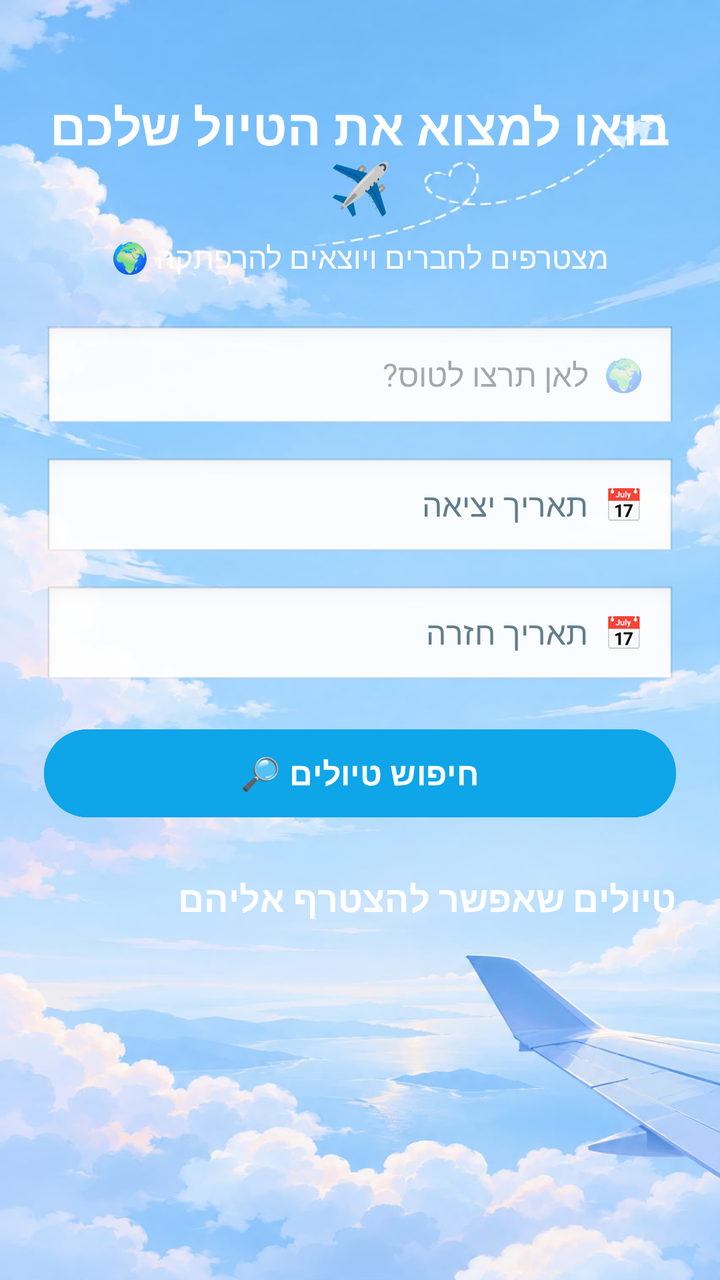
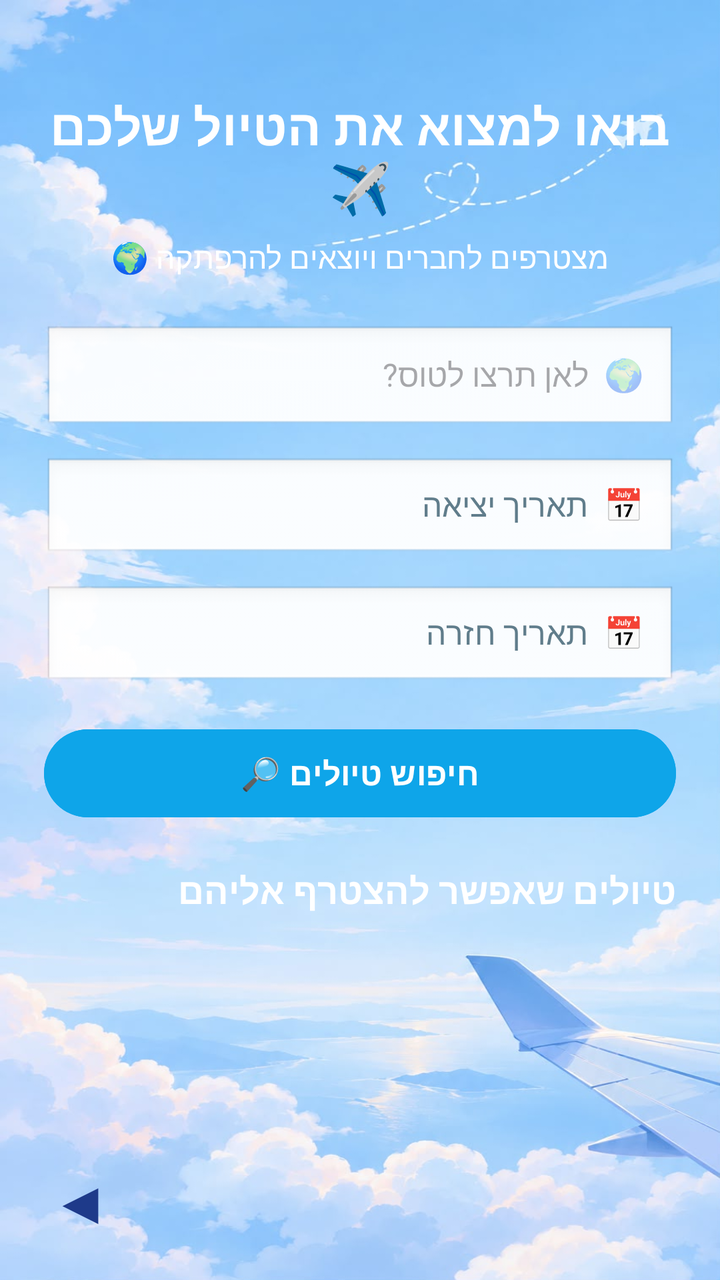

Before-and-after screenshots of an Android layout around one commit, followed by the original layout XML and the change that was made.
<!-- AndroidManifest.xml: application theme Theme.SyncIt1 -->
<!-- res/layout/activity_join_trip.xml -->
<?xml version="1.0" encoding="utf-8"?>
<androidx.constraintlayout.widget.ConstraintLayout
    xmlns:android="http://schemas.android.com/apk/res/android"
    xmlns:app="http://schemas.android.com/apk/res-auto"
    xmlns:tools="http://schemas.android.com/tools"
    android:id="@+id/main"
    android:layout_width="match_parent"
    android:layout_height="match_parent"
    android:background="@drawable/joinp"
    android:layoutDirection="rtl"
    tools:context=".JoinTripActivity">

    <ScrollView
        android:layout_width="0dp"
        android:layout_height="0dp"
        android:fillViewport="true"
        android:padding="22dp"
        app:layout_constraintTop_toTopOf="parent"
        app:layout_constraintBottom_toBottomOf="parent"
        app:layout_constraintStart_toStartOf="parent"
        app:layout_constraintEnd_toEndOf="parent">

        <LinearLayout
            android:layout_width="match_parent"
            android:layout_height="wrap_content"
            android:orientation="vertical">

            <TextView
                android:id="@+id/tvJoinTitle"
                android:layout_width="match_parent"
                android:layout_height="wrap_content"
                android:layout_marginTop="24dp"
                android:layout_marginBottom="8dp"
                android:gravity="center"
                android:text="בואו למצוא את הטיול שלכם ✈️"
                android:textColor="#FFFFFF"
                android:textSize="25sp"
                android:textStyle="bold" />

            <TextView
                android:layout_width="match_parent"
                android:layout_height="wrap_content"
                android:layout_marginBottom="24dp"
                android:gravity="center"
                android:text="מצטרפים לחברים ויוצאים להרפתקה 🌍"
                android:textColor="#FFFFFF"
                android:textSize="15sp" />

            <EditText
                android:id="@+id/etDestinationSearch"
                android:layout_width="match_parent"
                android:layout_height="54dp"
                android:layout_marginBottom="12dp"
                android:background="@android:drawable/edit_text"
                android:hint="🌍  לאן תרצו לטוס?"
                android:inputType="textCapSentences"
                android:singleLine="true"
                android:paddingStart="16dp"
                android:paddingEnd="16dp"
                android:textSize="16sp" />

            <TextView
                android:id="@+id/tvSearchStartDate"
                android:layout_width="match_parent"
                android:layout_height="52dp"
                android:layout_marginBottom="12dp"
                android:background="@android:drawable/edit_text"
                android:clickable="true"
                android:focusable="true"
                android:gravity="center_vertical"
                android:paddingStart="16dp"
                android:paddingEnd="16dp"
                android:text="📅  תאריך יציאה"
                android:textColor="#607D8B"
                android:textSize="16sp" />

            <TextView
                android:id="@+id/tvSearchEndDate"
                android:layout_width="match_parent"
                android:layout_height="52dp"
                android:layout_marginBottom="16dp"
                android:background="@android:drawable/edit_text"
                android:clickable="true"
                android:focusable="true"
                android:gravity="center_vertical"
                android:paddingStart="16dp"
                android:paddingEnd="16dp"
                android:text="📅  תאריך חזרה"
                android:textColor="#607D8B"
                android:textSize="16sp" />

            <Button
                android:id="@+id/btnSearchGroups"
                android:layout_width="match_parent"
                android:layout_height="52dp"
                android:layout_marginBottom="24dp"
                android:backgroundTint="#0EA5E9"
                android:text="חיפוש טיולים 🔎"
                android:textColor="#FFFFFF"
                android:textSize="16sp"
                android:textStyle="bold" />

            <TextView
                android:layout_width="match_parent"
                android:layout_height="wrap_content"
                android:layout_marginBottom="12dp"
                android:text="טיולים שאפשר להצטרף אליהם"
                android:textColor="#FFFFFF"
                android:textSize="18sp"
                android:textStyle="bold" />

            <TextView
                android:id="@+id/tvNoGroups"
                android:layout_width="match_parent"
                android:layout_height="wrap_content"
                android:gravity="center"
                android:padding="20dp"
                android:text="עדיין אין טיולים מתאימים 🌤️"
                android:textColor="#FFFFFF"
                android:textSize="15sp"
                android:visibility="gone" />

            <androidx.recyclerview.widget.RecyclerView
                android:id="@+id/rvGroups"
                android:layout_width="match_parent"
                android:layout_height="wrap_content"
                android:nestedScrollingEnabled="false"
                android:clipToPadding="false"
                android:paddingBottom="24dp"
                tools:listitem="@null" />

        </LinearLayout>

    </ScrollView>

</androidx.constraintlayout.widget.ConstraintLayout>
<!-- resources referenced by this layout -->
<resources>
  <!-- drawable joinp: jpeg bitmap (drawable, 79687 bytes) -->
  <style name="Theme.SyncIt1" parent="Base.Theme.SyncIt1" />
  <style name="Base.Theme.SyncIt1" parent="Theme.Material3.DayNight.NoActionBar">
          
          
      </style>
</resources>

<!-- the commit's change to res/layout/activity_join_trip.xml (unified diff, before → after) -->
@@ -10,127 +10,228 @@
     android:layoutDirection="rtl"
     tools:context=".JoinTripActivity">
 
-    <ScrollView
+    
+    <LinearLayout
+        android:id="@+id/searchSection"
+        android:layout_width="0dp"
+        android:layout_height="wrap_content"
+        android:orientation="vertical"
+        android:paddingStart="22dp"
+        android:paddingEnd="22dp"
+        android:paddingTop="22dp"
+        app:layout_constraintTop_toTopOf="parent"
+        app:layout_constraintStart_toStartOf="parent"
+        app:layout_constraintEnd_toEndOf="parent">
+
+        <TextView
+            android:id="@+id/tvJoinTitle"
+            android:layout_width="match_parent"
+            android:layout_height="wrap_content"
+            android:layout_marginTop="24dp"
+            android:layout_marginBottom="8dp"
+            android:gravity="center"
+            android:text="בואו למצוא את הטיול שלכם ✈️"
+            android:textColor="#FFFFFF"
+            android:textSize="25sp"
+            android:textStyle="bold" />
+
+        <TextView
+            android:layout_width="match_parent"
+            android:layout_height="wrap_content"
+            android:layout_marginBottom="24dp"
+            android:gravity="center"
+            android:text="מצטרפים לחברים ויוצאים להרפתקה 🌍"
+            android:textColor="#FFFFFF"
+            android:textSize="15sp" />
+
+        <EditText
+            android:id="@+id/etDestinationSearch"
+            android:layout_width="match_parent"
+            android:layout_height="54dp"
+            android:layout_marginBottom="12dp"
+            android:background="@android:drawable/edit_text"
+            android:hint="🌍  לאן תרצו לטוס?"
+            android:inputType="textCapSentences"
+            android:paddingStart="16dp"
+            android:paddingEnd="16dp"
+            android:singleLine="true"
+            android:textSize="16sp" />
+
+        <TextView
+            android:id="@+id/tvSearchStartDate"
+            android:layout_width="match_parent"
+            android:layout_height="52dp"
+            android:layout_marginBottom="12dp"
+            android:background="@android:drawable/edit_text"
+            android:clickable="true"
+            android:focusable="true"
+            android:gravity="center_vertical"
+            android:paddingStart="16dp"
+            android:paddingEnd="16dp"
+            android:text="📅  תאריך יציאה"
+            android:textColor="#607D8B"
+            android:textSize="16sp" />
+
+        <TextView
+            android:id="@+id/tvSearchEndDate"
+            android:layout_width="match_parent"
+            android:layout_height="52dp"
+            android:layout_marginBottom="16dp"
+            android:background="@android:drawable/edit_text"
+            android:clickable="true"
+            android:focusable="true"
+            android:gravity="center_vertical"
+            android:paddingStart="16dp"
+            android:paddingEnd="16dp"
+            android:text="📅  תאריך חזרה"
+            android:textColor="#607D8B"
+            android:textSize="16sp" />
+
+        <Button
+            android:id="@+id/btnSearchGroups"
+            android:layout_width="match_parent"
+            android:layout_height="52dp"
+            android:layout_marginBottom="20dp"
+            android:backgroundTint="#0EA5E9"
+            android:text="חיפוש טיולים 🔎"
+            android:textColor="#FFFFFF"
+            android:textSize="16sp"
+            android:textStyle="bold" />
+
+        <TextView
+            android:layout_width="match_parent"
+            android:layout_height="wrap_content"
+            android:layout_marginBottom="12dp"
+            android:text="טיולים שאפשר להצטרף אליהם"
+            android:textColor="#FFFFFF"
+            android:textSize="18sp"
+            android:textStyle="bold" />
+
+    </LinearLayout>
+
+    
+    <androidx.recyclerview.widget.RecyclerView
+        android:id="@+id/rvGroups"
         android:layout_width="0dp"
         android:layout_height="0dp"
-        android:fillViewport="true"
-        android:padding="22dp"
-        app:layout_constraintTop_toTopOf="parent"
-        app:layout_constraintBottom_toBottomOf="parent"
+        android:clipToPadding="false"
+        android:paddingStart="22dp"
+        android:paddingEnd="22dp"
+        android:paddingBottom="24dp"
+        android:scrollbars="vertical"
+        app:layout_constraintTop_toBottomOf="@id/searchSection"
+        app:layout_constraintBottom_toTopOf="@id/btnBack"
         app:layout_constraintStart_toStartOf="parent"
-        app:layout_constraintEnd_toEndOf="parent">
-
-        <LinearLayout
-            android:layout_width="match_parent"
-            android:layout_height="wrap_content"
-            android:orientation="vertical">
-
-            <TextView
-                android:id="@+id/tvJoinTitle"
-                android:layout_width="match_parent"
-                android:layout_height="wrap_content"
-                android:layout_marginTop="24dp"
-                android:layout_marginBottom="8dp"
-                android:gravity="center"
-                android:text="בואו למצוא את הטיול שלכם ✈️"
-                android:textColor="#FFFFFF"
-                android:textSize="25sp"
-                android:textStyle="bold" />
-
-            <TextView
-                android:layout_width="match_parent"
-                android:layout_height="wrap_content"
-                android:layout_marginBottom="24dp"
-                android:gravity="center"
-                android:text="מצטרפים לחברים ויוצאים להרפתקה 🌍"
-                android:textColor="#FFFFFF"
-                android:textSize="15sp" />
-
-            <EditText
-                android:id="@+id/etDestinationSearch"
-                android:layout_width="match_parent"
-                android:layout_height="54dp"
-                android:layout_marginBottom="12dp"
-                android:background="@android:drawable/edit_text"
-                android:hint="🌍  לאן תרצו לטוס?"
-                android:inputType="textCapSentences"
-                android:singleLine="true"
-                android:paddingStart="16dp"
-                android:paddingEnd="16dp"
-                android:textSize="16sp" />
-
-            <TextView
-                android:id="@+id/tvSearchStartDate"
-                android:layout_width="match_parent"
-                android:layout_height="52dp"
-                android:layout_marginBottom="12dp"
-                android:background="@android:drawable/edit_text"
-                android:clickable="true"
-                android:focusable="true"
-                android:gravity="center_vertical"
-                android:paddingStart="16dp"
-                android:paddingEnd="16dp"
-                android:text="📅  תאריך יציאה"
-                android:textColor="#607D8B"
-                android:textSize="16sp" />
-
-            <TextView
-                android:id="@+id/tvSearchEndDate"
-                android:layout_width="match_parent"
-                android:layout_height="52dp"
-                android:layout_marginBottom="16dp"
-                android:background="@android:drawable/edit_text"
-                android:clickable="true"
-                android:focusable="true"
-                android:gravity="center_vertical"
-                android:paddingStart="16dp"
-                android:paddingEnd="16dp"
-                android:text="📅  תאריך חזרה"
-                android:textColor="#607D8B"
-                android:textSize="16sp" />
-
-            <Button
-                android:id="@+id/btnSearchGroups"
-                android:layout_width="match_parent"
-                android:layout_height="52dp"
-                android:layout_marginBottom="24dp"
-                android:backgroundTint="#0EA5E9"
-                android:text="חיפוש טיולים 🔎"
-                android:textColor="#FFFFFF"
-                android:textSize="16sp"
-                android:textStyle="bold" />
-
-            <TextView
-                android:layout_width="match_parent"
-                android:layout_height="wrap_content"
-                android:layout_marginBottom="12dp"
-                android:text="טיולים שאפשר להצטרף אליהם"
-                android:textColor="#FFFFFF"
-                android:textSize="18sp"
-                android:textStyle="bold" />
-
-            <TextView
-                android:id="@+id/tvNoGroups"
-                android:layout_width="match_parent"
-                android:layout_height="wrap_content"
-                android:gravity="center"
-                android:padding="20dp"
-                android:text="עדיין אין טיולים מתאימים 🌤️"
-                android:textColor="#FFFFFF"
-                android:textSize="15sp"
-                android:visibility="gone" />
-
-            <androidx.recyclerview.widget.RecyclerView
-                android:id="@+id/rvGroups"
-                android:layout_width="match_parent"
-                android:layout_height="wrap_content"
-                android:nestedScrollingEnabled="false"
-                android:clipToPadding="false"
-                android:paddingBottom="24dp"
-                tools:listitem="@null" />
-
-        </LinearLayout>
-
-    </ScrollView>
+        app:layout_constraintEnd_toEndOf="parent"
+        tools:listitem="@layout/item_group" />
+
+    
+    <TextView
+        android:id="@+id/tvNoGroups"
+        android:layout_width="0dp"
+        android:layout_height="wrap_content"
+        android:gravity="center"
+        android:padding="20dp"
+        android:text="עדיין אין טיולים מתאימים 🌤️"
+        android:textColor="#FFFFFF"
+        android:textSize="15sp"
+        android:visibility="gone"
+        app:layout_constraintTop_toTopOf="@id/rvGroups"
+        app:layout_constraintBottom_toBottomOf="@id/rvGroups"
+        app:layout_constraintStart_toStartOf="@id/rvGroups"
+        app:layout_constraintEnd_toEndOf="@id/rvGroups" />
+
+    
+    <TextView
+        android:id="@+id/btnBack"
+        android:layout_width="50dp"
+        android:layout_height="50dp"
+        android:layout_marginLeft="15dp"
+        android:layout_marginBottom="15dp"
+        android:gravity="center"
+        android:text="◀"
+        android:textColor="#1E3A8A"
+        android:textSize="30sp"
+        android:clickable="true"
+        android:focusable="true"
+        app:layout_constraintLeft_toLeftOf="parent"
+        app:layout_constraintBottom_toBottomOf="parent" />
 
 </androidx.constraintlayout.widget.ConstraintLayout>
+<!-- res/layout/item_group.xml (included above) -->
+<?xml version="1.0" encoding="utf-8"?>
+<androidx.cardview.widget.CardView
+    xmlns:android="http://schemas.android.com/apk/res/android"
+    xmlns:app="http://schemas.android.com/apk/res-auto"
+    android:layout_width="match_parent"
+    android:layout_height="wrap_content"
+    android:layout_marginBottom="12dp"
+    app:cardCornerRadius="18dp"
+    app:cardElevation="4dp"
+    app:cardBackgroundColor="#F5FFFFFF">
+
+    <LinearLayout
+        android:layout_width="match_parent"
+        android:layout_height="wrap_content"
+        android:orientation="vertical"
+        android:padding="18dp"
+        android:layoutDirection="rtl">
+
+        <TextView
+            android:id="@+id/tvGroupName"
+            android:layout_width="match_parent"
+            android:layout_height="wrap_content"
+            android:text="שם הקבוצה"
+            android:textColor="#075985"
+            android:textSize="20sp"
+            android:textStyle="bold" />
+
+        <TextView
+            android:id="@+id/tvGroupDestination"
+            android:layout_width="match_parent"
+            android:layout_height="wrap_content"
+            android:layout_marginTop="8dp"
+            android:text="🌍 יעד הטיול"
+            android:textColor="#334155"
+            android:textSize="16sp" />
+
+        <TextView
+            android:id="@+id/tvGroupDates"
+            android:layout_width="match_parent"
+            android:layout_height="wrap_content"
+            android:layout_marginTop="6dp"
+            android:text="📅 תאריכי הטיול"
+            android:textColor="#475569"
+            android:textSize="14sp" />
+
+        <TextView
+            android:id="@+id/tvMembersCount"
+            android:layout_width="match_parent"
+            android:layout_height="wrap_content"
+            android:layout_marginTop="6dp"
+            android:text="0 מתוך 5 משתתפים · נותרו 5 מקומות"
+            android:textColor="#0EA5E9"
+            android:textSize="14sp" />
+
+        <TextView
+            android:id="@+id/tvMatchInfo"
+            android:layout_width="match_parent"
+            android:layout_height="wrap_content"
+            android:layout_marginTop="8dp"
+            android:text="מתאים לחיפוש שלכם"
+            android:textColor="#0284C7"
+            android:textSize="13sp" />
+
+        <Button
+            android:id="@+id/btnJoinGroup"
+            android:layout_width="match_parent"
+            android:layout_height="48dp"
+            android:layout_marginTop="12dp"
+            android:backgroundTint="#0EA5E9"
+            android:text="הצטרפות לטיול ✈️"
+            android:textColor="#FFFFFF"
+            android:textStyle="bold" />
+
+    </LinearLayout>
+
+</androidx.cardview.widget.CardView>
